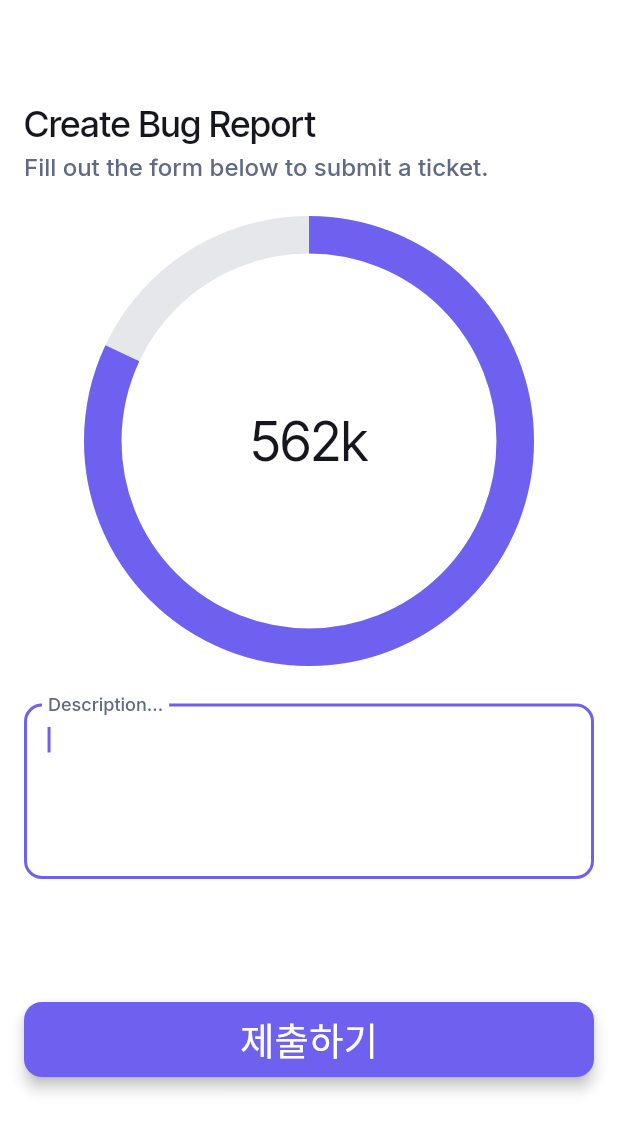
After one commit to manystorms/treasure_hunt, a Flutter app: the MiniGameTypingWidget screen opened by its route, on a phone screen of 412 x 824 dp. The commit adds this screen. Shown: the top 1132 px of the screen. Run offline on Flutter 3.47's test engine with Material 3 defaults, Android fonts, the phone set to English and light mode, and no system bars; drawn by our look-alikes of auto_size_text, percent_indicator; our stand-ins replace cloud_firestore, firebase_core, flutter_animate, font_awesome_flutter, from_css_color, go_router and 4 more; missing offline and left inert: json_path, mobile_scanner; accounts and stored records are empty; generated files the repository leaves out were written again; statements that could not run were skipped.

```diff
--- a/lib/flutter_flow/nav/nav.dart
+++ b/lib/flutter_flow/nav/nav.dart
@@ -6,6 +6,7 @@ import 'package:treasure_hunt/pages/code_scan_widget.dart';
 import 'package:treasure_hunt/pages/mini_game_button_click/mini_game_button_click_widget.dart';
 import 'package:treasure_hunt/pages/mini_game_match_color/mini_game_match_color_widget.dart';
 import 'package:treasure_hunt/pages/mini_game_speed_quiz/mini_game_speed_quiz_widget.dart';
+import 'package:treasure_hunt/pages/mini_game_typing/mini_game_typing_widget.dart';
 
 import '/index.dart';
 import '/flutter_flow/flutter_flow_util.dart';
@@ -59,6 +60,11 @@ GoRouter createRouter(AppStateNotifier appStateNotifier) => GoRouter(
           name: 'mini_game_speed_quiz',
           path: '/miniGameSpeedQuiz',
           builder: (context, params) => const MiniGameSpeedQuizWidget(),
+        ),
+        FFRoute(
+          name: 'mini_game_typing',
+          path: '/miniGameTyping',
+          builder: (context, params) => const MiniGameTypingWidget(),
         ),
         FFRoute(
           name: 'image_page',
--- /dev/null
+++ b/lib/pages/mini_game_typing/mini_game_typing_model.dart
@@ -0,0 +1,26 @@
+import '/flutter_flow/flutter_flow_theme.dart';
+import '/flutter_flow/flutter_flow_util.dart';
+import '/flutter_flow/flutter_flow_widgets.dart';
+import 'mini_game_typing_widget.dart' show MiniGameTypingWidget;
+import 'package:flutter/material.dart';
+import 'package:google_fonts/google_fonts.dart';
+import 'package:percent_indicator/percent_indicator.dart';
+import 'package:provider/provider.dart';
+
+class MiniGameTypingModel extends FlutterFlowModel<MiniGameTypingWidget> {
+  ///  State fields for stateful widgets in this page.
+
+  // State field(s) for description widget.
+  FocusNode? descriptionFocusNode;
+  TextEditingController? descriptionTextController;
+  String? Function(BuildContext, String?)? descriptionTextControllerValidator;
+
+  @override
+  void initState(BuildContext context) {}
+
+  @override
+  void dispose() {
+    descriptionFocusNode?.dispose();
+    descriptionTextController?.dispose();
+  }
+}
--- /dev/null
+++ b/lib/pages/mini_game_typing/mini_game_typing_widget.dart
@@ -0,0 +1,221 @@
+import '/flutter_flow/flutter_flow_theme.dart';
+import '/flutter_flow/flutter_flow_util.dart';
+import '/flutter_flow/flutter_flow_widgets.dart';
+import 'package:flutter/material.dart';
+import 'package:google_fonts/google_fonts.dart';
+import 'package:percent_indicator/percent_indicator.dart';
+import 'package:provider/provider.dart';
+
+import 'mini_game_typing_model.dart';
+export 'mini_game_typing_model.dart';
+
+class MiniGameTypingWidget extends StatefulWidget {
+  const MiniGameTypingWidget({super.key});
+
+  @override
+  State<MiniGameTypingWidget> createState() => _MiniGameTypingWidgetState();
+}
+
+class _MiniGameTypingWidgetState extends State<MiniGameTypingWidget> {
+  late MiniGameTypingModel _model;
+
+  final scaffoldKey = GlobalKey<ScaffoldState>();
+
+  @override
+  void initState() {
+    super.initState();
+    _model = createModel(context, () => MiniGameTypingModel());
+
+    _model.descriptionTextController ??= TextEditingController();
+    _model.descriptionFocusNode ??= FocusNode();
+  }
+
+  @override
+  void dispose() {
+    _model.dispose();
+
+    super.dispose();
+  }
+
+  @override
+  Widget build(BuildContext context) {
+    return GestureDetector(
+      onTap: () {
+        FocusScope.of(context).unfocus();
+        FocusManager.instance.primaryFocus?.unfocus();
+      },
+      child: Scaffold(
+        key: scaffoldKey,
+        backgroundColor: FlutterFlowTheme.of(context).secondaryBackground,
+        appBar: AppBar(
+          backgroundColor: FlutterFlowTheme.of(context).secondaryBackground,
+          automaticallyImplyLeading: false,
+          actions: [],
+          centerTitle: false,
+          elevation: 0,
+        ),
+        body: SafeArea(
+          top: true,
+          child: Padding(
+            padding: EdgeInsetsDirectional.fromSTEB(16, 12, 16, 0),
+            child: SingleChildScrollView(
+              child: Column(
+                mainAxisSize: MainAxisSize.max,
+                crossAxisAlignment: CrossAxisAlignment.start,
+                children: [
+                  Text(
+                    'Create Bug Report',
+                    style: FlutterFlowTheme.of(context).headlineMedium.override(
+                      fontFamily: 'Inter Tight',
+                      letterSpacing: 0.0,
+                    ),
+                  ),
+                  Padding(
+                    padding: EdgeInsetsDirectional.fromSTEB(0, 4, 0, 0),
+                    child: Text(
+                      'Fill out the form below to submit a ticket.',
+                      style: FlutterFlowTheme.of(context).labelLarge.override(
+                        fontFamily: 'Inter',
+                        letterSpacing: 0.0,
+                      ),
+                    ),
+                  ),
+                  Align(
+                    alignment: AlignmentDirectional(0, 0),
+                    child: Padding(
+                      padding: EdgeInsetsDirectional.fromSTEB(24, 24, 24, 0),
+                      child: CircularPercentIndicator(
+                        percent: 0.82,
+                        radius: 150,
+                        lineWidth: 25,
+                        animation: true,
+                        animateFromLastPercent: true,
+                        progressColor: FlutterFlowTheme.of(context).primary,
+                        backgroundColor: FlutterFlowTheme.of(context).alternate,
+                        center: Text(
+                          '562k',
+                          style: FlutterFlowTheme.of(context)
+                              .displaySmall
+                              .override(
+                            fontFamily: 'Inter Tight',
+                            letterSpacing: 0.0,
+                            fontWeight: FontWeight.normal,
+                          ),
+                        ),
+                      ),
+                    ),
+                  ),
+                  Container(
+                    height: 200,
+                    child: Padding(
+                      padding: EdgeInsetsDirectional.fromSTEB(0, 25, 0, 0),
+                      child: TextFormField(
+                        controller: _model.descriptionTextController,
+                        focusNode: _model.descriptionFocusNode,
+                        autofocus: true,
+                        textCapitalization: TextCapitalization.words,
+                        obscureText: false,
+                        decoration: InputDecoration(
+                          labelText: 'Description...',
+                          labelStyle:
+                          FlutterFlowTheme.of(context).labelLarge.override(
+                            fontFamily: 'Inter',
+                            letterSpacing: 0.0,
+                          ),
+                          alignLabelWithHint: true,
+                          hintStyle:
+                          FlutterFlowTheme.of(context).labelMedium.override(
+                            fontFamily: 'Inter',
+                            letterSpacing: 0.0,
+                          ),
+                          errorStyle:
+                          FlutterFlowTheme.of(context).bodyMedium.override(
+                            fontFamily: 'Inter',
+                            color: FlutterFlowTheme.of(context).error,
+                            fontSize: 12,
+                            letterSpacing: 0.0,
+                          ),
+                          enabledBorder: OutlineInputBorder(
+                            borderSide: BorderSide(
+                              color: FlutterFlowTheme.of(context).alternate,
+                              width: 2,
+                            ),
+                            borderRadius: BorderRadius.circular(12),
+                          ),
+                          focusedBorder: OutlineInputBorder(
+                            borderSide: BorderSide(
+                              color: FlutterFlowTheme.of(context).primary,
+                              width: 2,
+                            ),
+                            borderRadius: BorderRadius.circular(12),
+                          ),
+                          errorBorder: OutlineInputBorder(
+                            borderSide: BorderSide(
+                              color: FlutterFlowTheme.of(context).error,
+                              width: 2,
+                            ),
+                            borderRadius: BorderRadius.circular(12),
+                          ),
+                          focusedErrorBorder: OutlineInputBorder(
+                            borderSide: BorderSide(
+                              color: FlutterFlowTheme.of(context).error,
+                              width: 2,
+                            ),
+                            borderRadius: BorderRadius.circular(12),
+                          ),
+                          filled: true,
+                          fillColor:
+                          FlutterFlowTheme.of(context).secondaryBackground,
+                          contentPadding:
+                          EdgeInsetsDirectional.fromSTEB(16, 16, 16, 16),
+                        ),
+                        style: FlutterFlowTheme.of(context).bodyLarge.override(
+                          fontFamily: 'Inter',
+                          letterSpacing: 0.0,
+                        ),
+                        maxLines: 9,
+                        minLines: 5,
+                        cursorColor: FlutterFlowTheme.of(context).primary,
+                        validator: _model.descriptionTextControllerValidator
+                            .asValidator(context),
+                      ),
+                    ),
+                  ),
+                  Padding(
+                    padding: EdgeInsetsDirectional.fromSTEB(0, 24, 0, 12),
+                    child: FFButtonWidget(
+                      onPressed: () {
+                        print('Button pressed ...');
+                      },
+                      text: '제출하기',
+                      options: FFButtonOptions(
+                        width: double.infinity,
+                        height: 50,
+                        padding: EdgeInsets.all(0),
+                        iconPadding: EdgeInsetsDirectional.fromSTEB(0, 0, 0, 0),
+                        color: FlutterFlowTheme.of(context).primary,
+                        textStyle:
+                        FlutterFlowTheme.of(context).titleSmall.override(
+                          fontFamily: 'Inter Tight',
+                          color: Colors.white,
+                          fontSize: 25,
+                          letterSpacing: 0.0,
+                        ),
+                        elevation: 4,
+                        borderSide: BorderSide(
+                          color: Colors.transparent,
+                          width: 1,
+                        ),
+                        borderRadius: BorderRadius.circular(12),
+                      ),
+                    ),
+                  ),
+                ],
+              ),
+            ),
+          ),
+        ),
+      ),
+    );
+  }
+}
```
